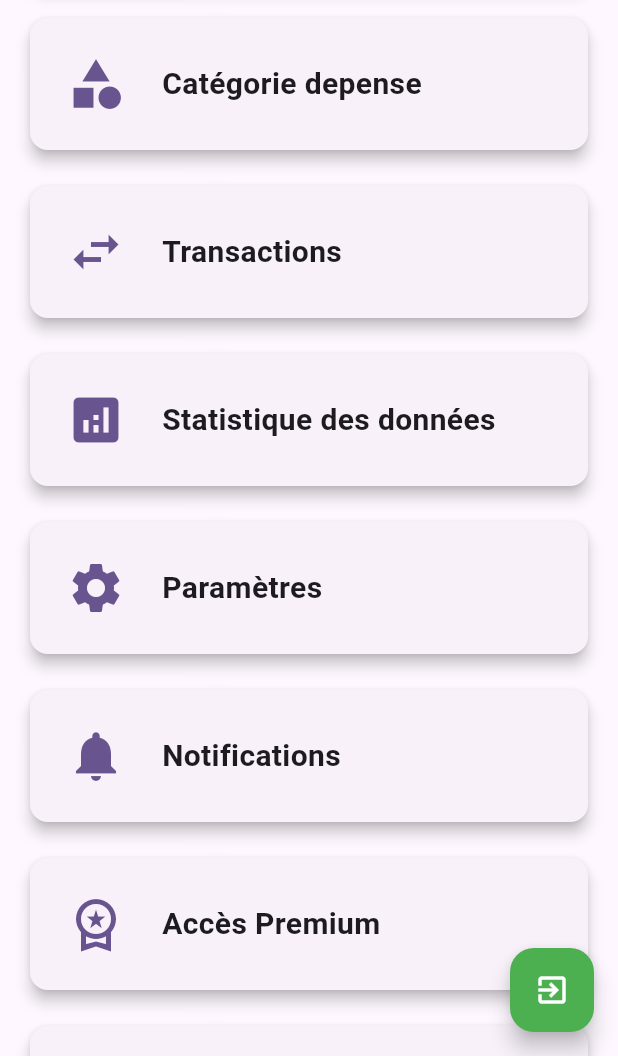
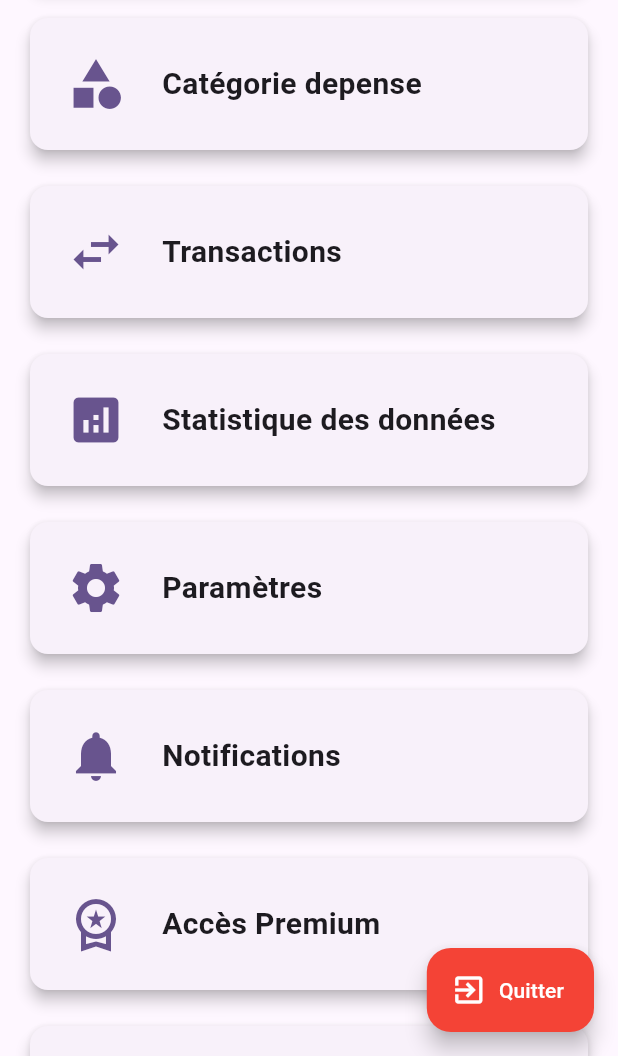
Before and after one commit to Panasoft94/FinanTrack, a Flutter app: the DashboardScreen screen opened directly, on a phone screen of 412 x 824 dp, the part 180-1236 px from its top. Run offline on Flutter 3.47's test engine with Material 3 defaults, Android fonts, the light colour scheme and no system bars; our stand-ins replace another_flushbar, dropdown_button2, fl_chart, flutter_staggered_animations, local_auth, pdf and 5 more; accounts and stored records are empty.

Commit message:
Correction du boutton Quitter

```diff
--- a/lib/screens/dashboard/dashboard_screen.dart
+++ b/lib/screens/dashboard/dashboard_screen.dart
@@ -1,13 +1,15 @@
+import 'dart:io';
 import 'package:budget/screens/accounts/accounts_screen.dart';
 import 'package:budget/screens/expense_category/expense_category_screen.dart';
 import 'package:budget/screens/guide/guide_screen.dart';
+import 'package:budget/screens/login.dart';
 import 'package:budget/screens/notifications/notifications_screen.dart';
 import 'package:budget/screens/premium/premium_screen.dart';
 import 'package:budget/screens/settings/settings_screen.dart';
 import 'package:budget/screens/statistics/data_statistics_screen.dart';
 import 'package:budget/screens/transactions/transactions_screen.dart';
-import 'package:budget/screens/login.dart';
 import 'package:flutter/material.dart';
+import 'package:flutter/services.dart';
 
 class DashboardScreen extends StatelessWidget {
   const DashboardScreen({super.key});
@@ -91,14 +93,14 @@ class DashboardScreen extends StatelessWidget {
           ),
         ],
       ),
-      floatingActionButton: FloatingActionButton(
+      floatingActionButton: FloatingActionButton.extended(
         onPressed: () {
           _showExitDialog(context);
         },
-        backgroundColor: Colors.green,
+        backgroundColor: Colors.red,
         foregroundColor: Colors.white,
-        child: const Icon(Icons.exit_to_app),
-        tooltip: 'Quitter',
+        icon: const Icon(Icons.exit_to_app),
+        label: const Text('Quitter'),
       ),
     );
   }
@@ -113,12 +115,10 @@ class DashboardScreen extends StatelessWidget {
             children: const [
               Icon(Icons.exit_to_app, color: Colors.red),
               SizedBox(width: 10),
-              Expanded(
-                child: Text('Confirmation'),
-              ),
+              Expanded(child: Text('Confirmation')),
             ],
           ),
-          content: const Text('Voulez-vous vraiment quitter et retourner à l\'accueil ?'),
+          content: const Text('Voulez-vous vraiment quitter l\'application ?'),
           actionsAlignment: MainAxisAlignment.spaceAround,
           actions: <Widget>[
             OutlinedButton.icon(
@@ -135,10 +135,7 @@ class DashboardScreen extends StatelessWidget {
               icon: const Icon(Icons.exit_to_app),
               label: const Text('Quitter'),
               onPressed: () {
-                Navigator.of(context).pushAndRemoveUntil(
-                  MaterialPageRoute(builder: (context) => const LoginPage()),
-                  (Route<dynamic> route) => false,
-                );
+                exit(0); // Ferme l'application complètement
               },
               style: ElevatedButton.styleFrom(
                 backgroundColor: Colors.red,
```
